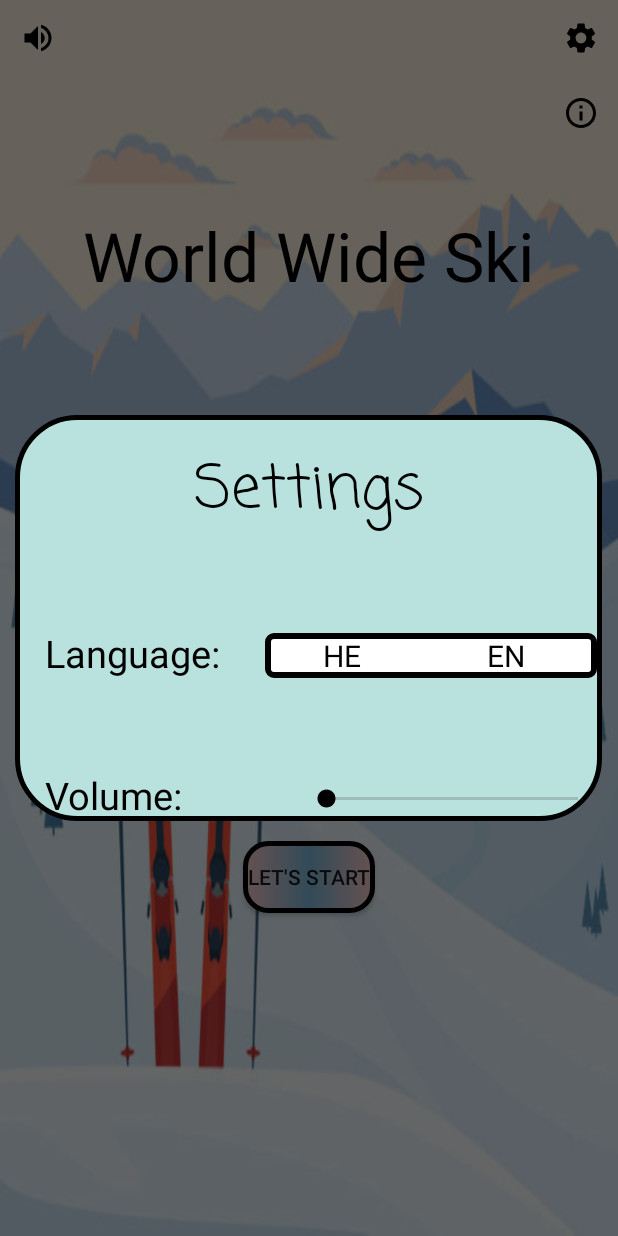
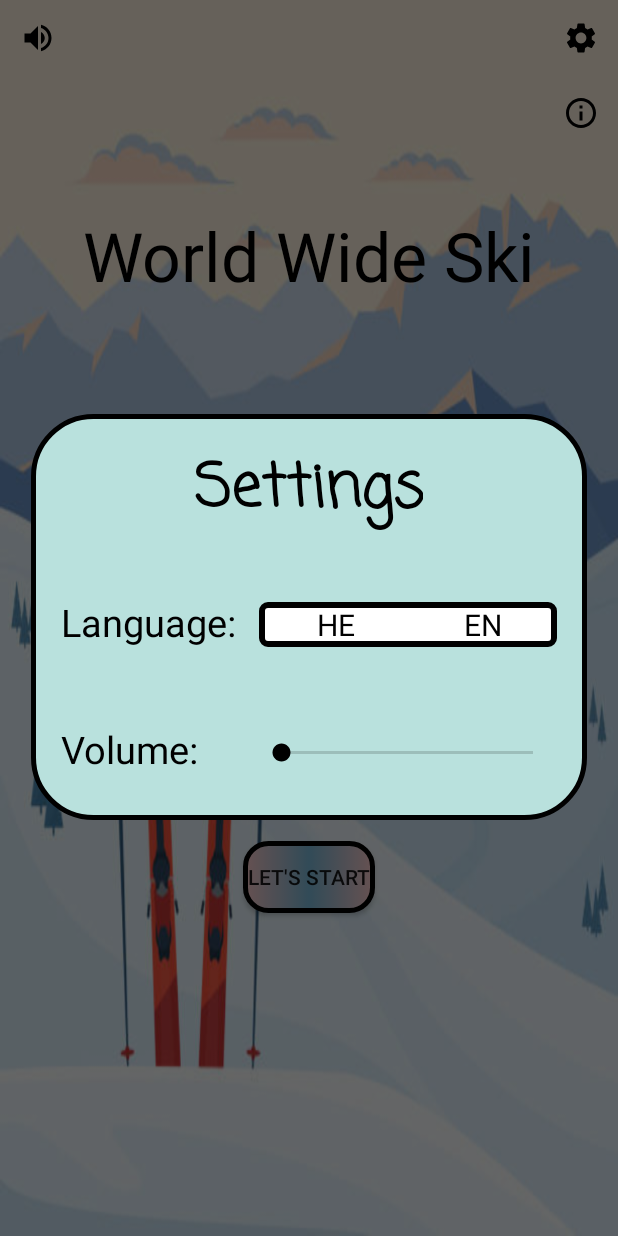
Before and after one commit to sigalitleybman/Chubby-Penguin, an Android app: the screen it shows after launch (MainActivity), after a tap on an icon or button, on a phone screen of 412 x 824 dp. Run offline under Robolectric (Android 15) with nearby library versions, the phone set to English and light mode, and no system bars.

Commit message:
implementation of the popup settings dialog

```diff
--- a/app/src/main/AndroidManifest.xml
+++ b/app/src/main/AndroidManifest.xml
@@ -26,7 +26,7 @@
             </intent-filter>
         </activity>
 
-        <activity android:name=".PopupSettingsActivity" />
+<!--        <activity android:name=".PopupSettingsActivity" />-->
 
         <activity android:name=".LevelActivity" />
 
--- a/app/src/main/java/com/example/worldwideski2/MainActivity.java
+++ b/app/src/main/java/com/example/worldwideski2/MainActivity.java
@@ -9,6 +9,7 @@ import android.app.Dialog;
 import android.content.Intent;
 import android.graphics.Color;
 import android.graphics.drawable.ColorDrawable;
+import android.media.AudioManager;
 import android.media.MediaPlayer;
 import android.os.Bundle;
 import android.util.DisplayMetrics;
@@ -33,12 +34,10 @@ public class MainActivity extends MusicalBase {
     private Button letsStartButton;
 
     @Override
-    protected void onCreate(Bundle savedInstanceState)
-    {
+    protected void onCreate(Bundle savedInstanceState) {
         super.onCreate(savedInstanceState);
 
-        getWindow().setFlags(WindowManager.LayoutParams.FLAG_FULLSCREEN,
-                WindowManager.LayoutParams.FLAG_FULLSCREEN);
+        getWindow().setFlags(WindowManager.LayoutParams.FLAG_FULLSCREEN, WindowManager.LayoutParams.FLAG_FULLSCREEN);
 
         setContentView(R.layout.activity_main);
         volumeButtonOn = findViewById(R.id.image_button_volume_on);
@@ -51,10 +50,9 @@ public class MainActivity extends MusicalBase {
         MusicManager.Instance().initializeMusic(this, flowMusic);
 
 
-
         dialogInfo = new Dialog(this);
 
-        MusicManager.Instance().initializeMusic(this,flowMusic);
+        MusicManager.Instance().initializeMusic(this, flowMusic);
         //startMusic();
         //musicPlayer.start();
 
@@ -62,19 +60,17 @@ public class MainActivity extends MusicalBase {
         changeToVolumeOn();
 
 
-
         //create the button animation - change scaleX and scaleY
         Button buttonStart = findViewById(R.id.button_lets_start);
-        ObjectAnimator animator = ObjectAnimator.ofFloat(buttonStart,"scaleX",((float)(1.15))).setDuration(250);
-        ObjectAnimator animator2 = ObjectAnimator.ofFloat(buttonStart,"scaleY",((float)(1.15))).setDuration(250);
+        ObjectAnimator animator = ObjectAnimator.ofFloat(buttonStart, "scaleX", ((float) (1.15))).setDuration(250);
+        ObjectAnimator animator2 = ObjectAnimator.ofFloat(buttonStart, "scaleY", ((float) (1.15))).setDuration(250);
         animator.setRepeatMode(ValueAnimator.REVERSE);
         animator.setRepeatCount(ValueAnimator.INFINITE);
         animator2.setRepeatMode(ValueAnimator.REVERSE);
         animator2.setRepeatCount(ValueAnimator.INFINITE);
         AnimatorSet set1 = new AnimatorSet();
-        set1.playTogether(animator,animator2);
+        set1.playTogether(animator, animator2);
         set1.start();
-
 
 
         settingsButton.setOnClickListener(new View.OnClickListener() {
@@ -91,24 +87,26 @@ public class MainActivity extends MusicalBase {
                 //                  finishDialog.show();
                 //               LayoutInflater inflater = getLayoutInflater();
                 //               View view = inflater.inflate(R.layout.pop_up_settings,null);
-
-                AlertDialog.Builder dialogBuilder = new AlertDialog.Builder(MainActivity.this);
-                final View settingsPopUpView = getLayoutInflater().inflate(R.layout.pop_up_settings,null);
-                RadioGroup chooseLanguage = (RadioGroup) settingsPopUpView.findViewById(R.id.toggle);
-                SeekBar volumeSeekBar = (SeekBar) settingsPopUpView.findViewById(R.id.volume_seekbar);
-                dialogBuilder.setView(settingsPopUpView);
-                Dialog settingsPopUpDialog = dialogBuilder.create();
-                settingsPopUpDialog.getWindow().setBackgroundDrawable(new ColorDrawable(Color.TRANSPARENT));
-                //Getting the window size
-                DisplayMetrics displayMetrics = new DisplayMetrics();
-                getWindowManager().getDefaultDisplay().getMetrics(displayMetrics);
-                int width = displayMetrics.widthPixels;
-                int height= displayMetrics.heightPixels;
-
-                settingsPopUpDialog.getWindow().setLayout((int)(width*0.9),(int)(height*0.1));
-                settingsPopUpDialog.show();
+                showPopUpSettingsDialog();
 
 
+                //                AlertDialog.Builder dialogBuilder = new AlertDialog.Builder(MainActivity.this);
+                //                final View settingsPopUpView = getLayoutInflater().inflate(R.layout.pop_up_settings,null);
+                //
+                //                RadioGroup chooseLanguage = (RadioGroup) settingsPopUpView.findViewById(R.id.toggle);
+                //                SeekBar volumeSeekBar = (SeekBar) settingsPopUpView.findViewById(R.id.volume_seekbar);
+                //
+                //                dialogBuilder.setView(settingsPopUpView);
+                //                Dialog settingsPopUpDialog = dialogBuilder.create();
+                //                settingsPopUpDialog.getWindow().setBackgroundDrawable(new ColorDrawable(Color.TRANSPARENT));
+                //
+                //                //Getting the window size
+                //                DisplayMetrics displayMetrics = new DisplayMetrics();
+                //                getWindowManager().getDefaultDisplay().getMetrics(displayMetrics);
+                //                int width = displayMetrics.widthPixels;
+                //                int height= displayMetrics.heightPixels;
+                //
+                //                settingsPopUpDialog.getWindow().setLayout((int)(width*0.9),(int)(height*0.2));
 
             }
         });
@@ -120,6 +118,55 @@ public class MainActivity extends MusicalBase {
                 startActivity(intent);
             }
         });
+    }
+
+    private void showPopUpSettingsDialog() {
+        Dialog dialog = new Dialog(this);
+        dialog.setContentView(R.layout.pop_up_settings);
+        dialog.getWindow().setBackgroundDrawable(new ColorDrawable(Color.TRANSPARENT));
+
+        DisplayMetrics displayMetrics = new DisplayMetrics();
+        getWindowManager().getDefaultDisplay().getMetrics(displayMetrics);
+        int width = displayMetrics.widthPixels;
+        int height = displayMetrics.heightPixels;
+        dialog.getWindow().setLayout((int) (width * 0.9), (int) (height * 0.7));
+
+
+        SeekBar volumeSeekbar =  dialog.findViewById(R.id.volume_seekbar);
+        AudioManager audioManager =  (AudioManager) (getSystemService(AUDIO_SERVICE));
+
+        //get max volume
+        int maxVolume = audioManager.getStreamMaxVolume(AudioManager.STREAM_MUSIC);
+
+        //get current volume
+        int currentVolume = audioManager.getStreamVolume(AudioManager.STREAM_MUSIC);
+
+        volumeSeekbar.setMax(maxVolume);
+
+        volumeSeekbar.setProgress(currentVolume);
+
+
+
+        volumeSeekbar.setOnSeekBarChangeListener(new SeekBar.OnSeekBarChangeListener() {
+            @Override
+            public void onProgressChanged(SeekBar seekBar, int progress, boolean fromUser) {
+                //here we set the volume by putting the 0 in flag
+                audioManager.setStreamVolume(AudioManager.STREAM_MUSIC, progress, 0);
+            }
+
+            @Override
+            public void onStartTrackingTouch(SeekBar seekBar) {
+
+            }
+
+            @Override
+            public void onStopTrackingTouch(SeekBar seekBar) {
+
+            }
+        });
+
+
+        dialog.show();
     }
 
     /**
@@ -153,10 +200,9 @@ public class MainActivity extends MusicalBase {
      * This method is responsible for starting the music , while saving resources,
      * if the musicPlayer isn't allocated , it gets allocated.
      * then if the song is over, we release the resources.
-     *
      */
-    private void startMusic(){
-        if(musicPlayer == null){
+    private void startMusic() {
+        if (musicPlayer == null) {
             musicPlayer = MediaPlayer.create(this, R.raw.audio);
 
             musicPlayer.setOnCompletionListener(mp -> startMusic());
@@ -168,8 +214,8 @@ public class MainActivity extends MusicalBase {
     /**
      * Here we stop the music by realising the resources.
      */
-    private void stopMusic(){
-        if(musicPlayer != null){
+    private void stopMusic() {
+        if (musicPlayer != null) {
             musicPlayer.release();
             musicPlayer = null;
         }
@@ -186,9 +232,10 @@ public class MainActivity extends MusicalBase {
 
     /**
      * This method responsible for showing the dialog settings popup.
+     *
      * @param view - the MainActivity on which we display the dialog settings popup.
      */
-    public void showInfoPopup(View view){
+    public void showInfoPopup(View view) {
         dialogInfo.setContentView(R.layout.activity_info);
         dialogInfo.getWindow().setBackgroundDrawable(new ColorDrawable(Color.TRANSPARENT));
         dialogInfo.show();
--- a/app/src/main/res/layout/pop_up_settings.xml
+++ b/app/src/main/res/layout/pop_up_settings.xml
@@ -1,12 +1,15 @@
 <?xml version="1.0" encoding="utf-8"?>
 <LinearLayout xmlns:android="http://schemas.android.com/apk/res/android"
     android:layout_width="match_parent"
-    android:layout_height="match_parent"
+    android:layout_height="match_parent">
 
+
+    <LinearLayout
+        android:layout_width="match_parent"
+        android:layout_height="wrap_content"
         android:background="@drawable/settings_pop_up_shape"
-    android:orientation="vertical"
-    android:layout_gravity="center">
-<!--    xmlns:app="http://schemas.android.com/apk/res-auto">-->
+        android:layout_gravity="center_vertical"
+        android:orientation="vertical">
 
         <TextView
             android:id="@+id/title_settings_textView"
@@ -14,6 +17,7 @@
             android:layout_height="wrap_content"
             android:layout_gravity="center"
             android:layout_marginTop="20dp"
+            android:textStyle="bold"
             android:fontFamily="casual"
             android:text="@string/settings_textView"
             android:textColor="@color/black"
@@ -22,77 +26,79 @@
         <LinearLayout
             android:layout_width="match_parent"
             android:layout_height="wrap_content"
+            android:layout_below="@+id/title_settings_textView"
             android:layout_gravity="center_horizontal"
-        android:layout_below="@+id/title_settings_textView"
-        android:layout_marginTop="50dp">
+            android:layout_marginTop="30dp">
 
             <TextView
                 android:layout_width="0dp"
                 android:layout_height="wrap_content"
-            android:layout_weight="2"
                 android:layout_centerHorizontal="true"
                 android:layout_marginStart="20dp"
                 android:layout_marginTop="10dp"
+                android:layout_weight="2"
                 android:text="@string/language_textView"
                 android:textColor="@color/black"
                 android:textSize="25sp" />
 
             <RadioGroup
-            android:checkedButton="@+id/offer"
                 android:id="@+id/toggle"
                 android:layout_width="0dp"
+                android:layout_height="30dp"
+                android:layout_marginTop="14dp"
+                android:layout_marginEnd="20dp"
                 android:layout_weight="3"
-            android:layout_height="30dp"
-            android:layout_marginRight="3dp"
-            android:layout_marginTop="14dp"
-            android:orientation="horizontal"
-            android:background="@drawable/shape_radio_group_settings">
+                android:background="@drawable/shape_radio_group_settings"
+                android:checkedButton="@+id/offer"
+                android:orientation="horizontal">
 
                 <RadioButton
+                    android:id="@+id/selected_hebrew"
+                    android:layout_width="100dp"
+                    android:layout_height="match_parent"
+                    android:layout_marginLeft="1dp"
                     android:layout_marginTop="1dp"
                     android:layout_marginBottom="1dp"
-                android:layout_marginLeft="1dp"
                     android:background="@drawable/radio_group_background"
-                android:layout_width="100dp"
-                android:layout_height="match_parent"
                     android:button="@null"
                     android:gravity="center"
                     android:text="@string/hebrew_language"
                     android:textColor="@color/black"
-                android:textSize="20sp"
-                android:id="@+id/selected_hebrew"/>
+                    android:textSize="20sp" />
 
                 <RadioButton
-                android:layout_marginRight="1dp"
-                android:layout_marginTop="1dp"
-                android:layout_marginBottom="1dp"
+                    android:id="@+id/selected_english"
                     android:layout_width="0dp"
                     android:layout_height="match_parent"
+                    android:layout_marginTop="1dp"
+                    android:layout_marginRight="1dp"
+                    android:layout_marginBottom="1dp"
                     android:layout_weight="1"
                     android:background="@drawable/radio_group_background"
                     android:button="@null"
                     android:gravity="center"
                     android:text="@string/english_language"
                     android:textColor="@color/black"
-                android:textSize="20sp"
-                android:id="@+id/selected_english"/>
+                    android:textSize="20sp" />
             </RadioGroup>
+
         </LinearLayout>
 
         <LinearLayout
             android:layout_width="match_parent"
             android:layout_height="wrap_content"
+            android:layout_below="@+id/title_settings_textView"
             android:layout_gravity="center_horizontal"
-        android:layout_below="@+id/title_settings_textView"
-        android:layout_marginTop="50dp">
+            android:layout_marginTop="40dp"
+            android:layout_marginBottom="30dp">
 
             <TextView
                 android:layout_width="0dp"
                 android:layout_height="wrap_content"
-            android:layout_weight="2"
                 android:layout_centerHorizontal="true"
                 android:layout_marginStart="20dp"
                 android:layout_marginTop="10dp"
+                android:layout_weight="2"
                 android:text="@string/volume"
                 android:textColor="@color/black"
                 android:textSize="25sp" />
@@ -102,13 +108,19 @@
                 android:layout_width="200dp"
                 android:layout_height="wrap_content"
                 android:layout_gravity="center"
+                android:layout_marginEnd="20dp"
                 android:layout_marginTop="7dp"
                 android:progressTint="#0E5296"
                 android:thumbTint="@color/black" />
 
+        </LinearLayout>
+
 
     </LinearLayout>
 
+    <!--    android:background="@drawable/settings_pop_up_shape"-->
+    <!--    android:orientation="vertical"-->
+    <!--    android:layout_gravity="center">-->
 
 
 </LinearLayout>
```
Also changed, not shown: 1 other file. Lines whose indentation alone changed are shown as unchanged.
